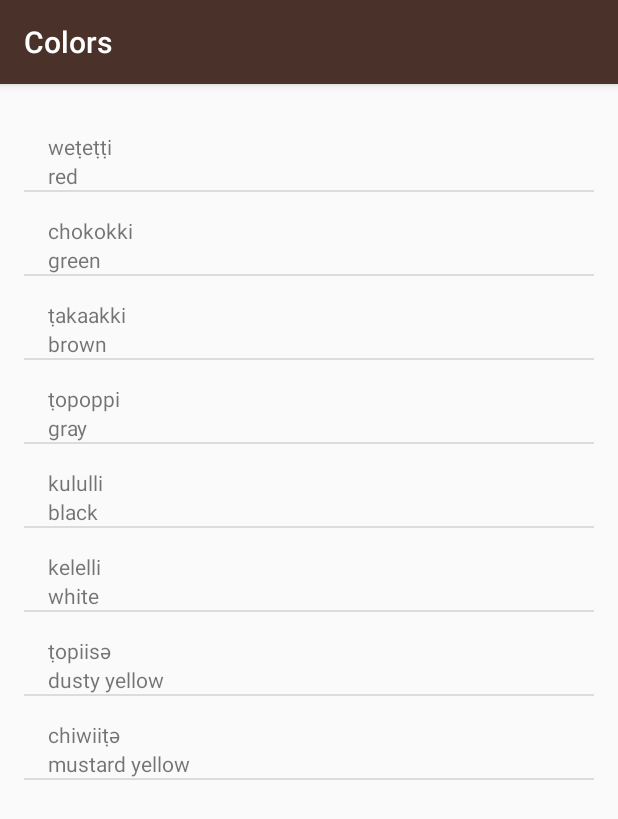
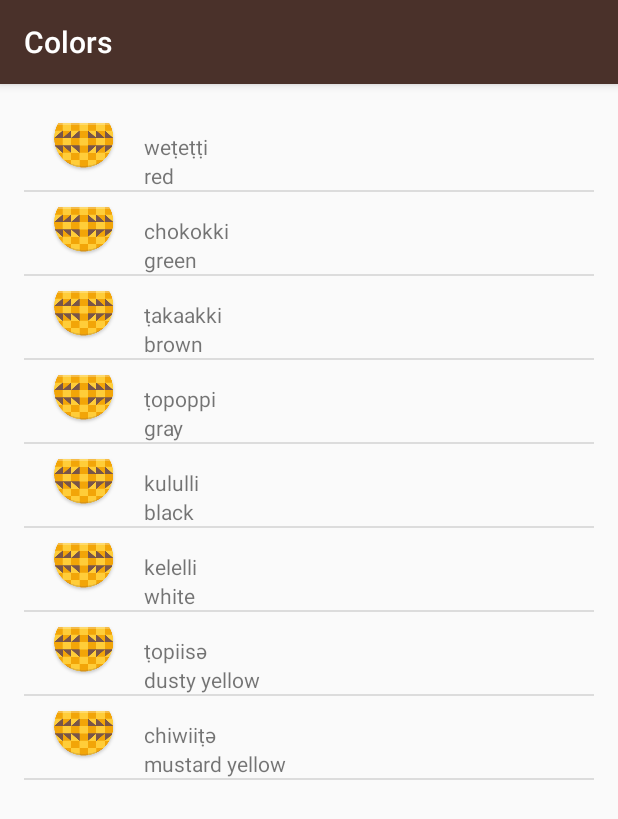
Before and after one commit to VailVeix/MiwokProject, an Android app: the ColorsActivity screen opened directly, with no data from a screen before it, on a phone screen of 412 x 824 dp. Shown: the top 819 px of the screen. Run offline under Robolectric (Android 15) with nearby library versions, the phone set to English and light mode, and no system bars.

Commit message:
Lesson 3 Quiz #4
Adding images to list item

```diff
--- a/app/src/main/res/layout/list_item.xml
+++ b/app/src/main/res/layout/list_item.xml
@@ -2,9 +2,22 @@
 <LinearLayout
     xmlns:android="http://schemas.android.com/apk/res/android"
     xmlns:tools="http://schemas.android.com/tools"
-    android:orientation="vertical"
+    android:orientation="horizontal"
     android:layout_width="match_parent"
-    android:layout_height="match_parent">
+    android:layout_height="match_parent"
+    android:layout_marginBottom="4dp">
+
+    <ImageView
+        android:layout_width="wrap_content"
+        android:layout_height="wrap_content"
+        android:src="@mipmap/ic_launcher"
+        android:id="@+id/image"
+        android:layout_marginLeft="16dp"/>
+
+    <LinearLayout
+        android:layout_width="wrap_content"
+        android:layout_height="wrap_content"
+        android:orientation="vertical">
 
         <TextView
             android:layout_marginTop="16dp"
@@ -22,3 +35,5 @@
             tools:text="one"/>
 
     </LinearLayout>
+
+</LinearLayout>
```
Also changed, not shown: app/src/main/java/com/example/android/miwok/ColorsActivity.java (line endings or trailing spaces). Lines whose indentation alone changed are shown as unchanged.
